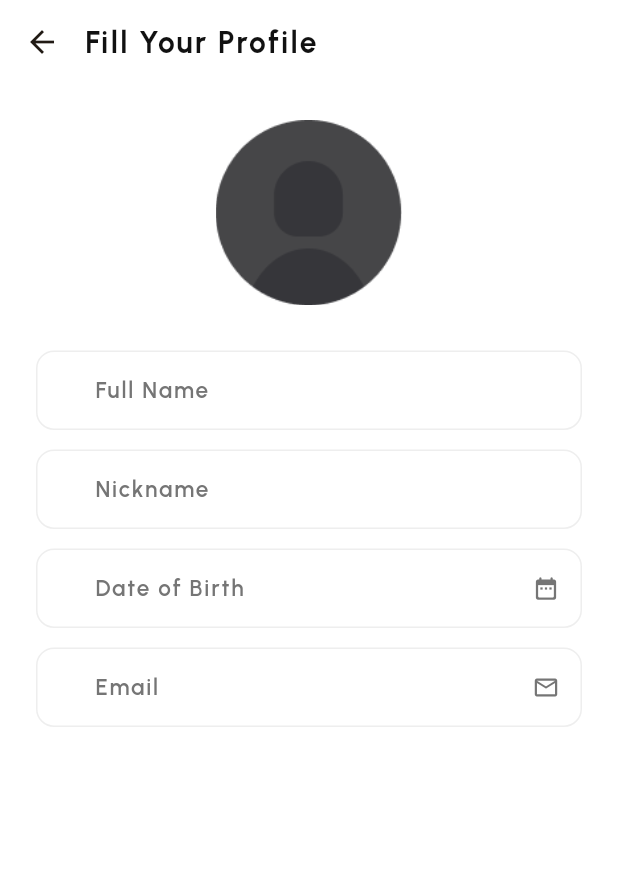
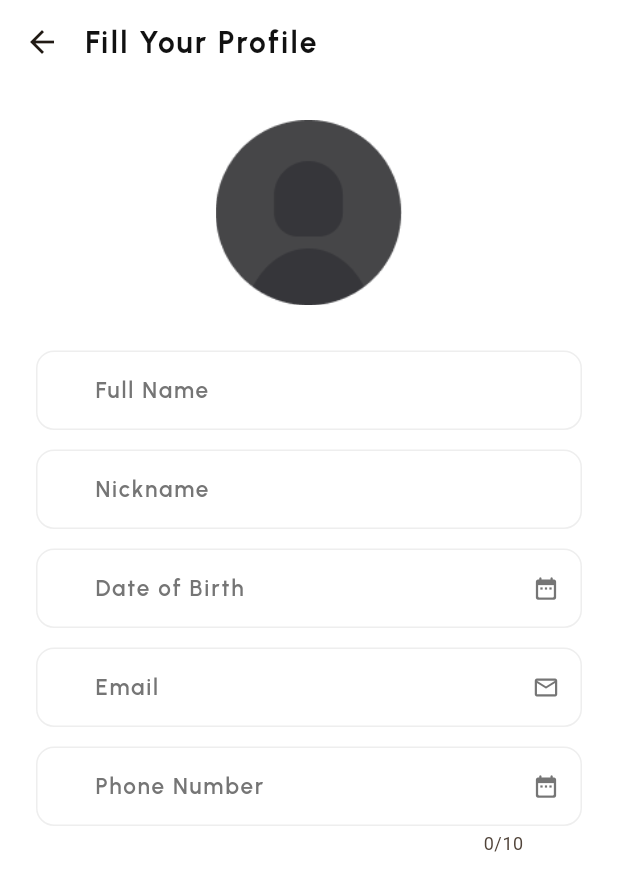
Before and after one commit to Gaurav-Kushwaha-1225/Casca, a Flutter app: the ProfileSetup screen opened directly with empty values, on a phone screen of 412 x 824 dp. Shown: the top 891 px of the screen. Run offline on Flutter 3.47's test engine with Material 3 defaults, Android fonts, the light colour scheme and no system bars; our stand-ins replace go_router, google_fonts, sqflite; accounts and stored records are empty.

Commit message:
ProfileSetup Page Phone No. TextField Added

```diff
--- a/lib/screens/login_page/profile_setup/profile_setup.dart
+++ b/lib/screens/login_page/profile_setup/profile_setup.dart
@@ -33,6 +33,12 @@ class _ProfileSetupState extends State<ProfileSetup> {
   final FocusNode dobFocusNode = FocusNode();
   final GlobalKey<FormState> dobKey = GlobalKey();
   String? errordobValue;
+
+  final TextEditingController phoneTextEditingController =
+  TextEditingController();
+  final FocusNode phoneFocusNode = FocusNode();
+  final GlobalKey<FormState> phoneKey = GlobalKey();
+  String? errorphoneValue;
   @override
   Widget build(BuildContext context) {
     return Scaffold(
@@ -371,7 +377,91 @@ class _ProfileSetupState extends State<ProfileSetup> {
                   ),
                 ),
               ),
-            )
+            ),
+            SliverToBoxAdapter(
+              child: Container(
+                margin: const EdgeInsets.only(left: 24, right: 24, bottom: 13),
+                child: Form(
+                  key: phoneKey,
+                  child: TextFormField(
+                    autofocus: false,
+                    focusNode: phoneFocusNode,
+                    controller: phoneTextEditingController,
+                    cursorColor:
+                    Theme.of(context).brightness == Brightness.light
+                        ? Constants.lightTextColor
+                        : Constants.darkTextColor,
+                    validator: (value) {
+                      return;
+                    },
+                    maxLength: 10,
+                    keyboardType: TextInputType.phone,
+                    style: GoogleFonts.urbanist(
+                        decoration: TextDecoration.none,
+                        fontSize: 15,
+                        fontWeight: FontWeight.w600,
+                        color: Theme.of(context).brightness == Brightness.light
+                            ? Constants.lightTextColor
+                            : Constants.darkTextColor,
+                        letterSpacing: 1.2,
+                        fontStyle: FontStyle.normal),
+                    decoration: InputDecoration(
+                        errorText: errorphoneValue,
+                        errorStyle: GoogleFonts.urbanist(
+                            decoration: TextDecoration.none,
+                            fontSize: 10,
+                            fontWeight: FontWeight.w600,
+                            color: Theme.of(context).brightness == Brightness.light
+                                ? Colors.red.shade600
+                                : Colors.red.shade300,
+                            letterSpacing: 1.2,
+                            fontStyle: FontStyle.normal),
+                        contentPadding: const EdgeInsets.symmetric(
+                            vertical: 15, horizontal: 15),
+                        enabledBorder: OutlineInputBorder(
+                            borderSide: BorderSide(
+                                color: Theme.of(context).brightness == Brightness.light
+                                    ? Constants.lightBorderColor
+                                    : Constants.darkBorderColor),
+                            borderRadius:
+                            const BorderRadius.all(Radius.circular(12)),
+                            gapPadding: 24),
+                        suffixIcon: Icon(
+                          Icons.date_range_rounded,
+                          color:
+                          Theme.of(context).brightness == Brightness.light
+                              ? Colors.grey.shade600
+                              : Colors.grey.shade300,
+                          size: 18,
+                        ),
+                        hintText: 'Phone Number',
+                        hintStyle: GoogleFonts.urbanist(
+                            decoration: TextDecoration.none,
+                            fontSize: 15,
+                            fontWeight: FontWeight.w600,
+                            color: Theme.of(context).brightness == Brightness.light
+                                ? Colors.grey.shade600
+                                : Colors.grey.shade300,
+                            letterSpacing: 1.2,
+                            fontStyle: FontStyle.normal),
+                        // TODO: Change fill color according to UI when in focus and dark theme or light theme
+                        fillColor: Theme.of(context).brightness == Brightness.light
+                            ? Constants.lightCardFillColor
+                            : Constants.darkCardFillColor,
+                        filled: true,
+                        focusedBorder: OutlineInputBorder(
+                            borderSide: BorderSide(
+                                color: Theme.of(context).brightness == Brightness.light
+                                    ? Constants.lightSecondary
+                                    : Constants.darkSecondary),
+                            borderRadius: const BorderRadius.all(Radius.circular(12)),
+                            gapPadding: 24),
+                        focusedErrorBorder: OutlineInputBorder(borderSide: BorderSide(color: Theme.of(context).brightness == Brightness.light ? Colors.red.shade600 : Colors.red.shade300), borderRadius: const BorderRadius.all(Radius.circular(12)), gapPadding: 24),
+                        errorBorder: OutlineInputBorder(borderSide: BorderSide(color: Theme.of(context).brightness == Brightness.light ? Colors.red.shade200 : Colors.red.shade300), borderRadius: const BorderRadius.all(Radius.circular(12)), gapPadding: 24)),
+                  ),
+                ),
+              ),
+            ),
           ],
         ));
   }
```
